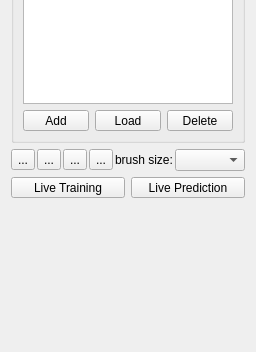
ilastik/ilastik, file ilastik/applets/neuralNetwork/nnClass.ui: the form before one commit; both pictures show x 0 to 256 and y 379 to 731 of the 256 by 731 pixel window.
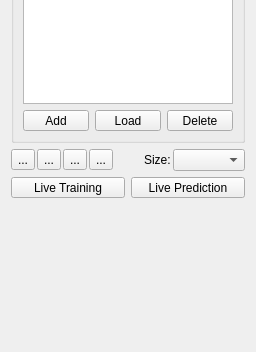
The form after the commit. Icons and pictures are not drawn. Custom widgets are drawn as their Qt base class.

Commit message: Use brushSizeCaption from .ui files

```diff
--- a/ilastik/applets/neuralNetwork/nnClass.ui
+++ b/ilastik/applets/neuralNetwork/nnClass.ui
@@ -214,7 +214,7 @@
      <item>
       <widget class="QLabel" name="brushSizeCaption">
        <property name="text">
-        <string>brush size:</string>
+        <string>Size:</string>
        </property>
       </widget>
      </item>
```
The commit also changes 8 other files.
